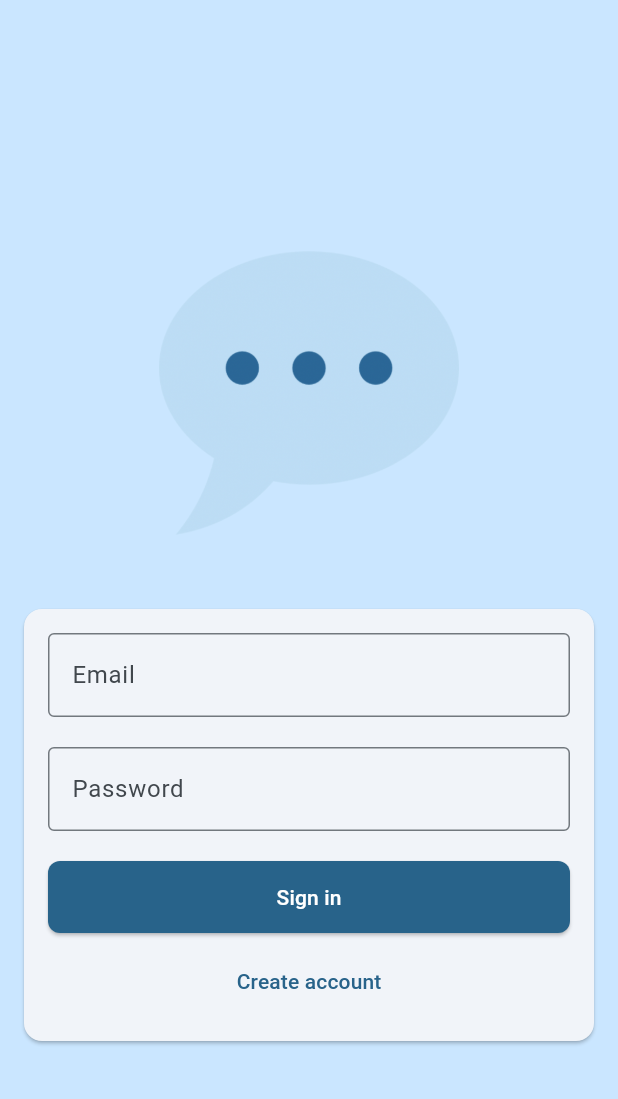
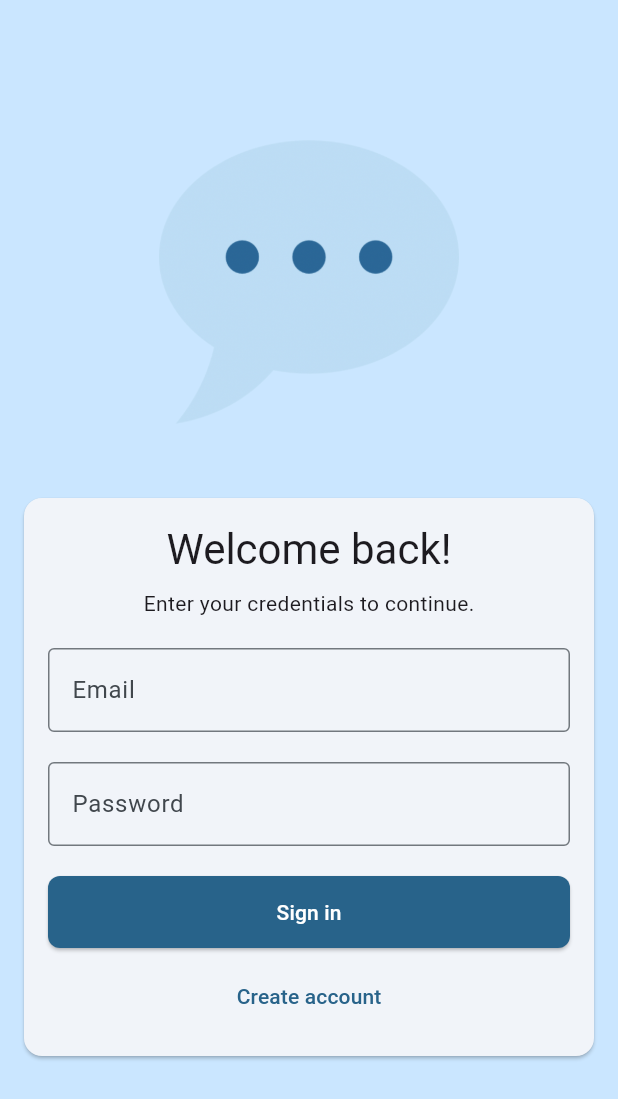
Before and after one commit to M9heb/flutter-chat-app, a Flutter app: the screen it shows after launch, on a phone screen of 412 x 824 dp. Shown: the top 1099 px of the screen. Run offline on Flutter 3.47's test engine with Material 3 defaults, Android fonts, the phone set to English and light mode, and no system bars; our stand-ins replace firebase_auth, firebase_core; accounts and stored records are empty.

Commit message:
Creates confirm password field + chat screen

```diff
--- a/lib/screens/auth.dart
+++ b/lib/screens/auth.dart
@@ -17,6 +17,7 @@ class _AuthScreenState extends State<AuthScreen> {
   var _isSignedIn = true;
   var _enteredEmail = "";
   var _enteredPassword = "";
+  var _confirmPassword = "";
 
   void _submitForm() async {
     final isValid = _form.currentState!.validate();
@@ -44,7 +45,9 @@ class _AuthScreenState extends State<AuthScreen> {
   Widget build(BuildContext context) {
     return Scaffold(
       backgroundColor: Theme.of(context).colorScheme.primaryContainer,
-      body: Center(
+      body: Container(
+        padding: EdgeInsets.only(top: 56),
+        alignment: Alignment.topCenter,
         child: SingleChildScrollView(
           child: Column(
             children: [
@@ -66,6 +69,23 @@ class _AuthScreenState extends State<AuthScreen> {
                           spacing: 20,
                           mainAxisSize: MainAxisSize.min,
                           children: [
+                            Column(
+                              spacing: 8,
+                              children: [
+                                Text(
+                                  _isSignedIn ? "Welcome back!" : "Welcome",
+                                  style: Theme.of(context)
+                                      .textTheme
+                                      .headlineMedium,
+                                ),
+                                Text(
+                                  _isSignedIn
+                                      ? "Enter your credentials to continue."
+                                      : "Create an account to continue.",
+                                  style: Theme.of(context).textTheme.bodyMedium,
+                                ),
+                              ],
+                            ),
                             TextFormField(
                               decoration: InputDecoration(
                                 labelText: "Email",
@@ -106,7 +126,26 @@ class _AuthScreenState extends State<AuthScreen> {
                               onSaved: (value) {
                                 _enteredPassword = value!.trim();
                               },
+                              onChanged: (value) {
+                                _confirmPassword = value;
+                              },
                             ),
+                            if (!_isSignedIn)
+                              TextFormField(
+                                decoration: InputDecoration(
+                                  labelText: "Confirm password",
+                                  border: OutlineInputBorder(),
+                                ),
+                                validator: (value) {
+                                  if (value != _confirmPassword) {
+                                    return "It doesn't match with the password";
+                                  }
+
+                                  // Add more validation if needed
+                                  return null;
+                                },
+                                obscureText: true,
+                              ),
                             Column(
                               spacing: 8,
                               children: [
```
Also changed, not shown: lib/screens/chat.dart (added, +16 -0 lines).
